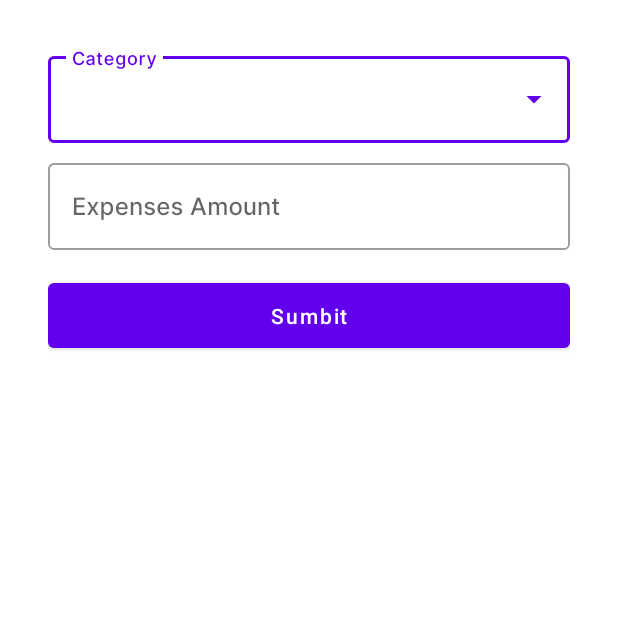
After one commit to hafizhMo/Cuan-Aku, an Android app: the TransactionActivity screen opened directly, with no data from a screen before it, on a phone screen of 412 x 824 dp, the top half of it. The commit adds this screen. Run offline under Robolectric (Android 15) with nearby library versions, the phone set to English and light mode, and no system bars.

Commit message:
create dummy transaction

```diff
--- a/app/src/main/AndroidManifest.xml
+++ b/app/src/main/AndroidManifest.xml
@@ -12,6 +12,9 @@
         android:theme="@style/Theme.CuanAku"
         tools:ignore="AllowBackup">
         <activity
+            android:name=".ui.activities.transaction.TransactionActivity"
+            android:exported="false" />
+        <activity
             android:name=".ui.activities.auth.AuthActivity"
             android:exported="true">
             <intent-filter>
--- /dev/null
+++ b/app/src/main/java/com/hafizhmo/cuanaku/ui/activities/transaction/TransactionActivity.kt
@@ -0,0 +1,47 @@
+package com.hafizhmo.cuanaku.ui.activities.transaction
+
+import androidx.appcompat.app.AppCompatActivity
+import android.os.Bundle
+import android.widget.Toast
+import com.hafizhmo.cuanaku.databinding.ActivityTransactionBinding
+
+class TransactionActivity : AppCompatActivity(), TransactionView {
+    private lateinit var binding: ActivityTransactionBinding
+    override fun onCreate(savedInstanceState: Bundle?) {
+        super.onCreate(savedInstanceState)
+        binding = ActivityTransactionBinding.inflate(layoutInflater)
+        setContentView(binding.root)
+    }
+
+    override fun submitSuccess(message: String) {
+        Toast.makeText(this, message, Toast.LENGTH_SHORT).show()
+    }
+
+    override fun submitFailed(message: String) {
+        Toast.makeText(this, message, Toast.LENGTH_SHORT).show()
+    }
+
+    override fun editSuccess(message: String) {
+        Toast.makeText(this, message, Toast.LENGTH_SHORT).show()
+    }
+
+    override fun editNotFound(message: String) {
+        Toast.makeText(this, message, Toast.LENGTH_SHORT).show()
+    }
+
+    override fun editFailed(message: String) {
+        Toast.makeText(this, message, Toast.LENGTH_SHORT).show()
+    }
+
+    override fun deleteSuccess(message: String) {
+        Toast.makeText(this, message, Toast.LENGTH_SHORT).show()
+    }
+
+    override fun deleteNotFound(message: String) {
+        Toast.makeText(this, message, Toast.LENGTH_SHORT).show()
+    }
+
+    override fun deleteFailed(message: String) {
+        Toast.makeText(this, message, Toast.LENGTH_SHORT).show()
+    }
+}
--- /dev/null
+++ b/app/src/main/java/com/hafizhmo/cuanaku/ui/activities/transaction/TransactionView.kt
@@ -0,0 +1,21 @@
+package com.hafizhmo.cuanaku.ui.activities.transaction
+
+interface TransactionView {
+
+    fun submitSuccess(message: String)
+
+    fun submitFailed(message: String)
+
+    fun editSuccess(message: String)
+
+    fun editNotFound(message: String)
+
+    fun editFailed(message: String)
+
+    fun deleteSuccess(message: String)
+
+    fun deleteNotFound(message: String)
+
+    fun deleteFailed(message: String
+    )
+}
--- /dev/null
+++ b/app/src/main/res/layout/activity_transaction.xml
@@ -0,0 +1,62 @@
+<?xml version="1.0" encoding="utf-8"?>
+<LinearLayout xmlns:android="http://schemas.android.com/apk/res/android"
+    xmlns:app="http://schemas.android.com/apk/res-auto"
+    xmlns:tools="http://schemas.android.com/tools"
+    android:layout_width="match_parent"
+    android:layout_height="match_parent"
+    android:orientation="vertical"
+    android:paddingHorizontal="32dp"
+    android:paddingTop="32dp"
+    tools:context=".ui.activities.transaction.TransactionActivity">
+
+    <com.google.android.material.textfield.TextInputLayout
+        style="@style/Widget.MaterialComponents.TextInputLayout.OutlinedBox.ExposedDropdownMenu"
+        android:layout_width="match_parent"
+        app:endIconMode="dropdown_menu"
+        android:layout_height="wrap_content"
+        android:fontFamily="@font/inter_semibold"
+        android:hint="@string/hint_category">
+
+        <com.google.android.material.textfield.MaterialAutoCompleteTextView
+            android:layout_width="match_parent"
+            android:layout_height="wrap_content"
+            android:fontFamily="@font/inter_medium" />
+    </com.google.android.material.textfield.TextInputLayout>
+
+    <com.google.android.material.textfield.TextInputLayout
+        style="@style/Widget.MaterialComponents.TextInputLayout.OutlinedBox"
+        android:layout_width="match_parent"
+        android:layout_height="wrap_content"
+        android:hint="@string/hint_expenses"
+        android:fontFamily="@font/inter_semibold"
+        android:layout_marginTop="8dp">
+
+        <com.google.android.material.textfield.TextInputEditText
+            android:layout_width="match_parent"
+            android:layout_height="wrap_content"
+            android:fontFamily="@font/inter_medium"
+            android:inputType="number" />
+    </com.google.android.material.textfield.TextInputLayout>
+
+    <com.google.android.material.button.MaterialButton
+        android:id="@+id/submit_button"
+        style="@style/Widget.MaterialComponents.Button"
+        android:layout_width="match_parent"
+        android:layout_height="wrap_content"
+        android:layout_marginTop="16dp"
+        android:paddingVertical="12dp"
+        android:text="@string/text_sumbit"
+        android:textAllCaps="false" />
+
+    <com.google.android.material.button.MaterialButton
+        android:id="@+id/delete_button"
+        style="@style/Widget.MaterialComponents.Button.OutlinedButton"
+        android:layout_width="match_parent"
+        android:layout_height="wrap_content"
+        android:layout_marginTop="8dp"
+        android:paddingVertical="12dp"
+        android:visibility="gone"
+        android:text="@string/text_delete"
+        android:textAllCaps="false" />
+
+</LinearLayout>
--- a/app/src/main/res/values/strings.xml
+++ b/app/src/main/res/values/strings.xml
@@ -9,5 +9,9 @@
     <string name="text_login">Login</string>
     <string name="text_register">Register</string>
     <string name="hint_name">Name</string>
+    <string name="hint_category">Category</string>
+    <string name="hint_expenses">Expenses Amount</string>
+    <string name="text_sumbit">Sumbit</string>
+    <string name="text_delete">delete</string>
 
 </resources>
```
Also changed, not shown: app/src/main/java/com/hafizhmo/cuanaku/ui/activities/transaction/TransactionPresenter.kt (added, +73 -0 lines).
